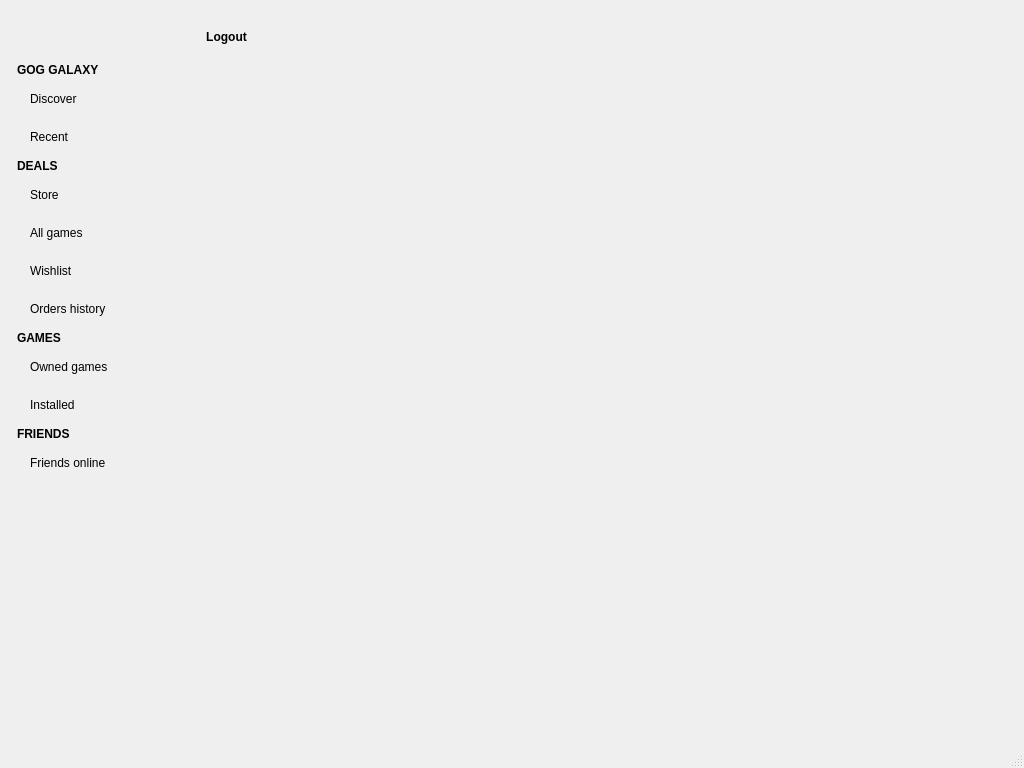
pamugk/nebulae-qt, file windows/mainwindow.ui: the form before one commit.
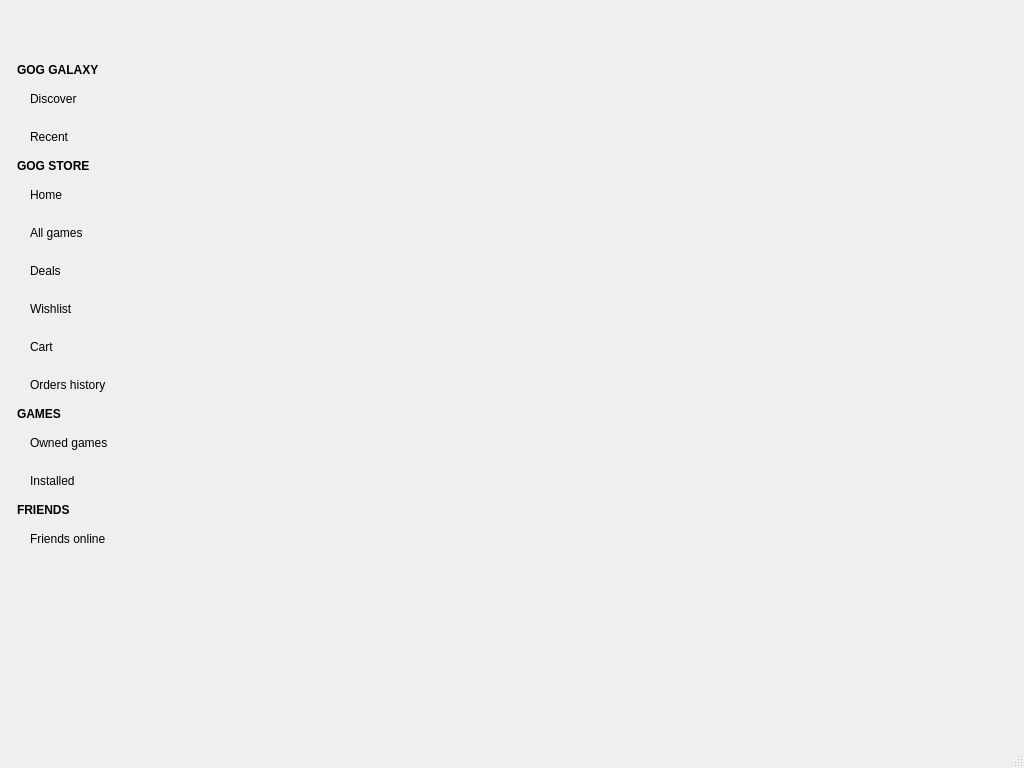
The form after the commit. Icons and pictures are not drawn.

```diff
--- a/windows/mainwindow.ui
+++ b/windows/mainwindow.ui
@@ -192,8 +192,15 @@
               <bold>true</bold>
              </font>
             </property>
-            <property name="text">
-             <string>Logout</string>
+            <property name="icon">
+             <iconset resource="../resources.qrc">
+              <normaloff>:/icons/right-from-bracket.svg</normaloff>:/icons/right-from-bracket.svg</iconset>
+            </property>
+            <property name="iconSize">
+             <size>
+              <width>24</width>
+              <height>24</height>
+             </size>
             </property>
             <property name="flat">
              <bool>true</bool>
@@ -288,7 +295,7 @@
        <item>
         <widget class="QLabel" name="dealsLabel">
          <property name="text">
-          <string>DEALS</string>
+          <string>GOG STORE</string>
          </property>
         </widget>
        </item>
@@ -298,7 +305,7 @@
           <cursorShape>PointingHandCursor</cursorShape>
          </property>
          <property name="text">
-          <string>Store</string>
+          <string>Home</string>
          </property>
          <property name="icon">
           <iconset resource="../resources.qrc">
@@ -335,6 +342,23 @@
          </property>
         </widget>
        </item>
+       <item>
+        <widget class="QPushButton" name="dealsButton">
+         <property name="text">
+          <string>Deals</string>
+         </property>
+         <property name="icon">
+          <iconset resource="../resources.qrc">
+           <normaloff>:/icons/tag.svg</normaloff>:/icons/tag.svg</iconset>
+         </property>
+         <property name="checkable">
+          <bool>true</bool>
+         </property>
+         <property name="flat">
+          <bool>true</bool>
+         </property>
+        </widget>
+       </item>
        <item>
         <widget class="QPushButton" name="wishlistButton">
          <property name="cursor">
@@ -355,6 +379,26 @@
          </property>
         </widget>
        </item>
+       <item>
+        <widget class="QPushButton" name="cartButton">
+         <property name="cursor">
+          <cursorShape>PointingHandCursor</cursorShape>
+         </property>
+         <property name="text">
+          <string>Cart</string>
+         </property>
+         <property name="icon">
+          <iconset resource="../resources.qrc">
+           <normaloff>:/icons/cart-shopping.svg</normaloff>:/icons/cart-shopping.svg</iconset>
+         </property>
+         <property name="checkable">
+          <bool>true</bool>
+         </property>
+         <property name="flat">
+          <bool>true</bool>
+         </property>
+        </widget>
+       </item>
        <item>
         <widget class="QPushButton" name="ordersButton">
          <property name="cursor">
```
Left out of the diff: 2 changed lines with no effect on the pictures.
